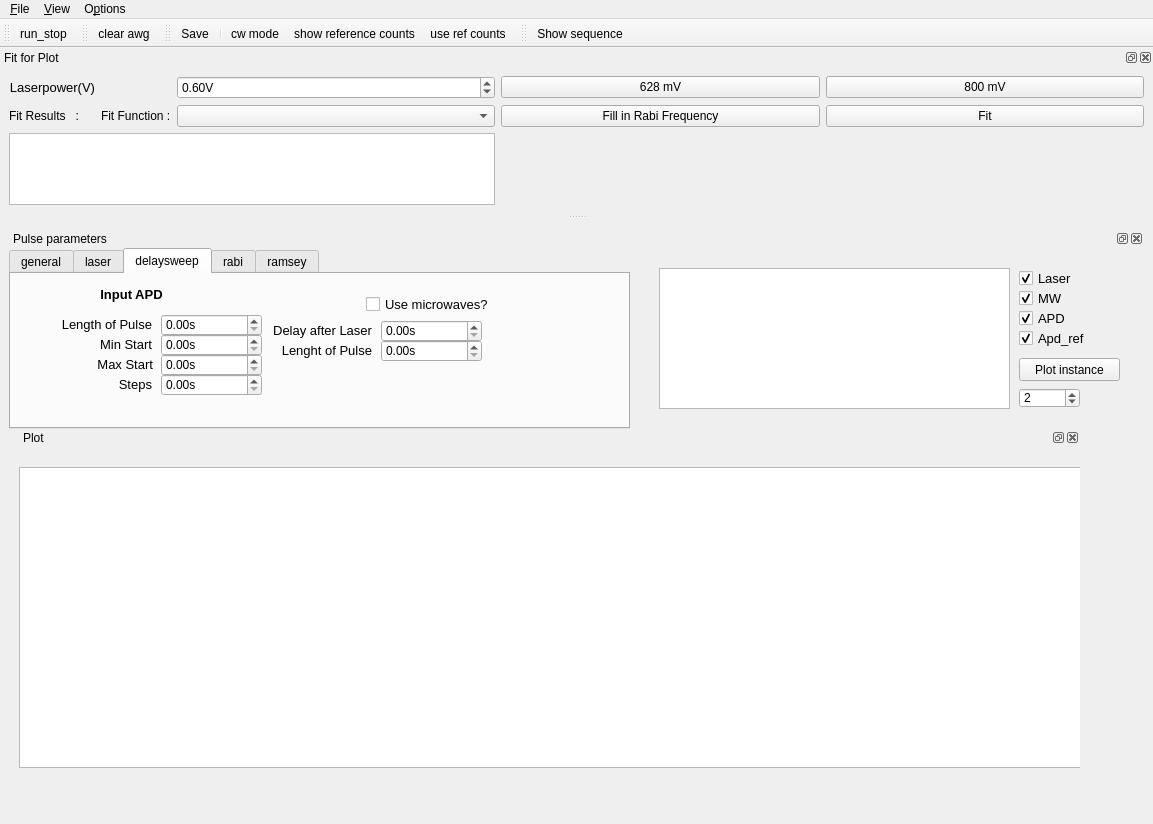
First picture: the form in gui/pulsed/pulsed.ui, repository pikestefan/qudi_slab, before the edit.
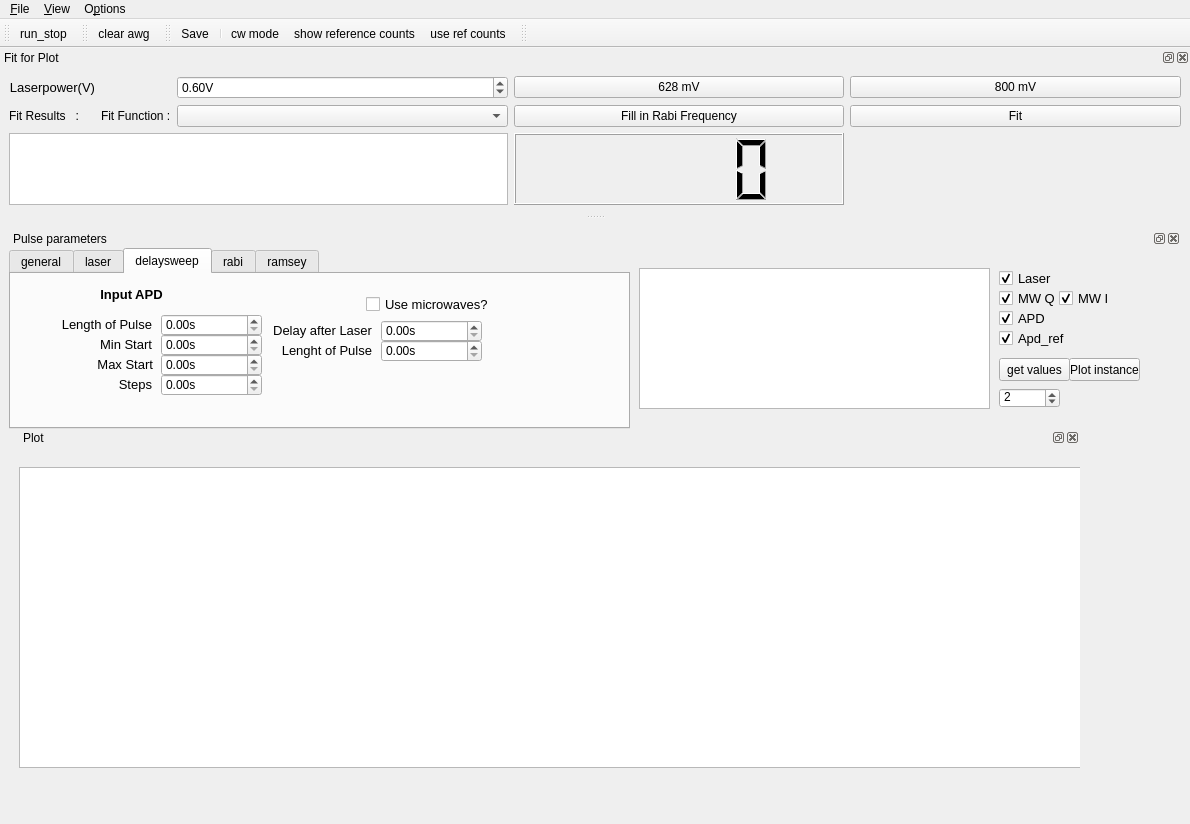
Second picture: the form after the edit. The open tabs and pages were chosen to show the change. Icons and pictures are not drawn. Custom widgets are drawn as their Qt base class.

Commit message: Updated version of the pulse measurement. box_envelope function is used for all the pulses. Instance plot is implemented in the GUI

```diff
--- a/gui/pulsed/pulsed.ui
+++ b/gui/pulsed/pulsed.ui
@@ -6,7 +6,7 @@
    <rect>
     <x>0</x>
     <y>0</y>
-    <width>1153</width>
+    <width>1190</width>
     <height>824</height>
    </rect>
   </property>
@@ -1711,7 +1711,7 @@
         <widget class="PlotWidget" name="sequence_plot">
          <property name="geometry">
           <rect>
-           <x>650</x>
+           <x>630</x>
            <y>20</y>
            <width>351</width>
            <height>141</height>
@@ -1727,7 +1727,7 @@
         <widget class="QCheckBox" name="laser_plot">
          <property name="geometry">
           <rect>
-           <x>1010</x>
+           <x>990</x>
            <y>20</y>
            <width>140</width>
            <height>20</height>
@@ -1754,7 +1754,7 @@
         <widget class="QCheckBox" name="mw_plot">
          <property name="geometry">
           <rect>
-           <x>1010</x>
+           <x>990</x>
            <y>40</y>
            <width>140</width>
            <height>20</height>
@@ -1772,7 +1772,7 @@
           <set>Qt::ImhNone</set>
          </property>
          <property name="text">
-          <string>MW</string>
+          <string>MW Q</string>
          </property>
          <property name="checked">
           <bool>true</bool>
@@ -1781,7 +1781,7 @@
         <widget class="QCheckBox" name="apd_plot">
          <property name="geometry">
           <rect>
-           <x>1010</x>
+           <x>990</x>
            <y>60</y>
            <width>140</width>
            <height>20</height>
@@ -1808,7 +1808,7 @@
         <widget class="QCheckBox" name="apd_ref_plot">
          <property name="geometry">
           <rect>
-           <x>1010</x>
+           <x>990</x>
            <y>80</y>
            <width>140</width>
            <height>20</height>
@@ -1838,14 +1838,14 @@
         <widget class="QPushButton" name="laser_button_cw_2">
          <property name="geometry">
           <rect>
-           <x>1010</x>
+           <x>990</x>
            <y>110</y>
-           <width>101</width>
+           <width>71</width>
            <height>23</height>
           </rect>
          </property>
          <property name="text">
-          <string>Plot instance</string>
+          <string>get values</string>
          </property>
          <property name="checkable">
           <bool>true</bool>
@@ -1854,12 +1854,18 @@
         <widget class="ScienDSpinBox" name="instance_number">
          <property name="geometry">
           <rect>
-           <x>1010</x>
+           <x>990</x>
            <y>140</y>
            <width>61</width>
            <height>20</height>
           </rect>
          </property>
+         <property name="alignment">
+          <set>Qt::AlignBottom|Qt::AlignLeading|Qt::AlignLeft</set>
+         </property>
+         <property name="buttonSymbols">
+          <enum>QAbstractSpinBox::UpDownArrows</enum>
+         </property>
          <property name="decimals">
           <number>0</number>
          </property>
@@ -1870,6 +1876,49 @@
           <double>2.000000000000000</double>
          </property>
         </widget>
+        <widget class="QCheckBox" name="mw_plot_i">
+         <property name="geometry">
+          <rect>
+           <x>1050</x>
+           <y>40</y>
+           <width>140</width>
+           <height>20</height>
+          </rect>
+         </property>
+         <property name="font">
+          <font>
+           <pointsize>10</pointsize>
+          </font>
+         </property>
+         <property name="accessibleName">
+          <string/>
+         </property>
+         <property name="inputMethodHints">
+          <set>Qt::ImhNone</set>
+         </property>
+         <property name="text">
+          <string>MW I</string>
+         </property>
+         <property name="checked">
+          <bool>true</bool>
+         </property>
+        </widget>
+        <widget class="QPushButton" name="plot_instance_Button">
+         <property name="geometry">
+          <rect>
+           <x>1060</x>
+           <y>110</y>
+           <width>71</width>
+           <height>23</height>
+          </rect>
+         </property>
+         <property name="text">
+          <string>Plot instance</string>
+         </property>
+         <property name="checkable">
+          <bool>true</bool>
+         </property>
+        </widget>
        </widget>
       </widget>
      </widget>
@@ -1881,7 +1930,7 @@
     <rect>
      <x>0</x>
      <y>0</y>
-     <width>1153</width>
+     <width>1190</width>
      <height>21</height>
     </rect>
    </property>
@@ -2083,6 +2132,9 @@
        </property>
       </widget>
      </item>
+     <item row="5" column="3">
+      <widget class="QLCDNumber" name="curr_av_DisplayWidget"/>
+     </item>
     </layout>
    </widget>
   </widget>
@@ -2136,7 +2188,6 @@
    <attribute name="toolBarBreak">
     <bool>false</bool>
    </attribute>
-   <addaction name="action_show_seq"/>
   </widget>
   <action name="action_Settings">
    <property name="icon">
@@ -2279,18 +2330,6 @@
     <string>use ref counts</string>
    </property>
   </action>
-  <action name="action_show_seq">
-   <property name="checkable">
-    <bool>true</bool>
-   </property>
-   <property name="icon">
-    <iconset>
-     <normaloff>../../artwork/icons/qudiTheme/22x22/auto_pois.png</normaloff>../../artwork/icons/qudiTheme/22x22/auto_pois.png</iconset>
-   </property>
-   <property name="text">
-    <string>Show sequence</string>
-   </property>
-  </action>
  </widget>
  <customwidgets>
   <customwidget>
```
Left out of the diff: 82 changed lines with no effect on the pictures. The commit also changes 3 other files.
